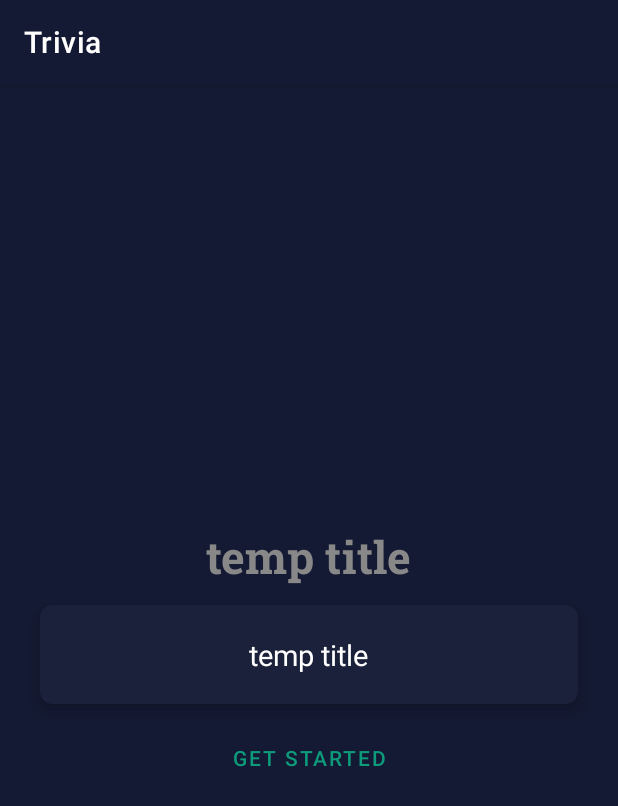
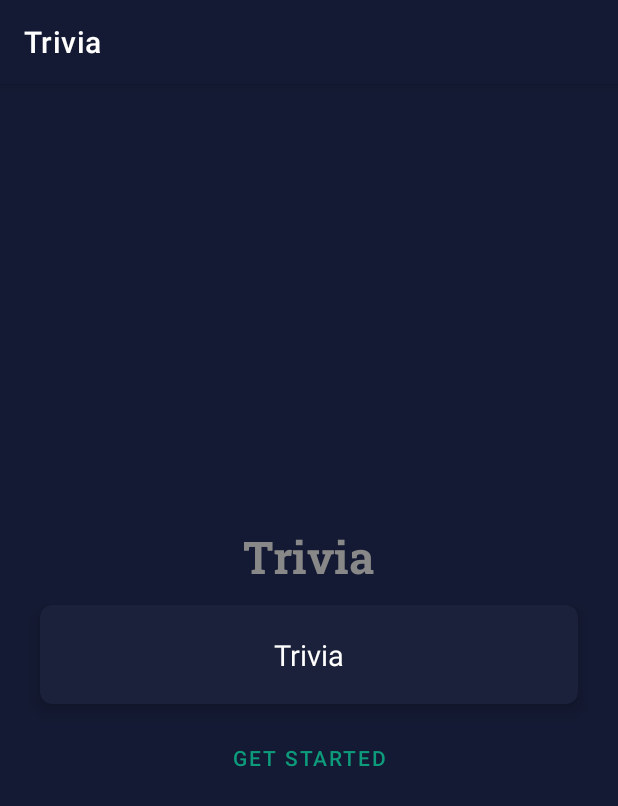
Before and after one commit to DanielAshorov/Android-Project, an Android app: the screen it shows after launch (OpeningActivity), on a phone screen of 412 x 824 dp. Shown: the top 806 px of the screen. Run offline under Robolectric (Android 15) with nearby library versions, the light colour scheme and no system bars; our stand-ins replace Volley; Roboto replaces fonts that are not available here.

```diff
--- a/app/src/main/res/values/strings.xml
+++ b/app/src/main/res/values/strings.xml
@@ -16,6 +16,6 @@
     <string name="username_hint">Username</string>
     <string name="or_text_">OR</string>
     <string name="get_started_text">Get Started</string>
-    <string name="sub_title_opening_temp">temp title</string>
-    <string name="title_text_opening_temp">temp title</string>
+    <string name="sub_title_opening_temp">Trivia</string>
+    <string name="title_text_opening_temp">Trivia</string>
 </resources>
```
Also changed, not shown: 1 other file.
